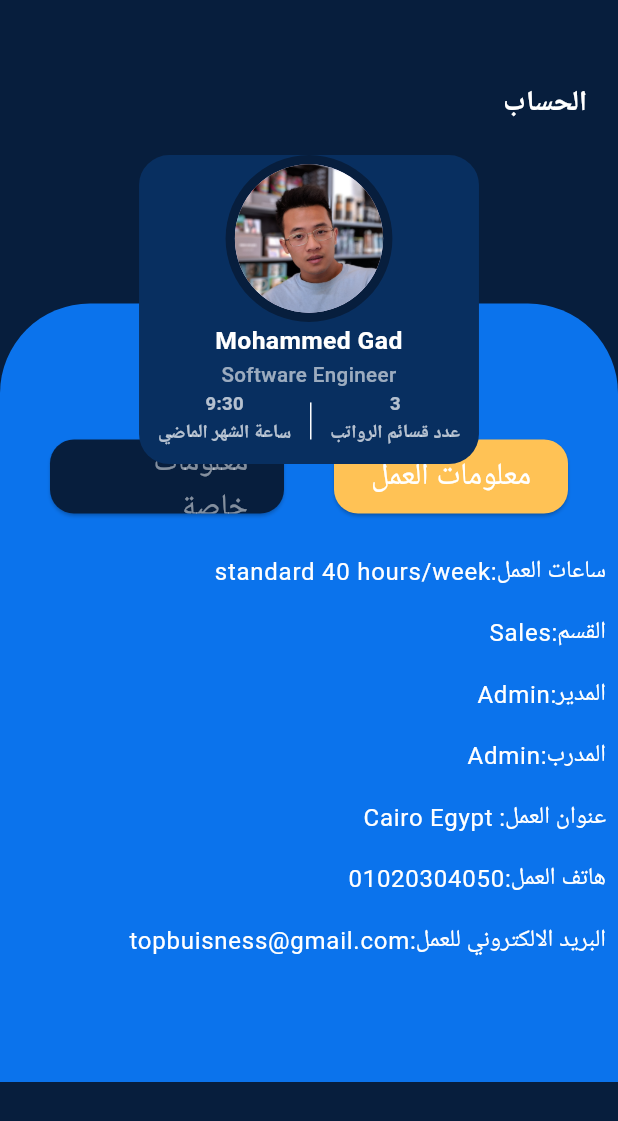
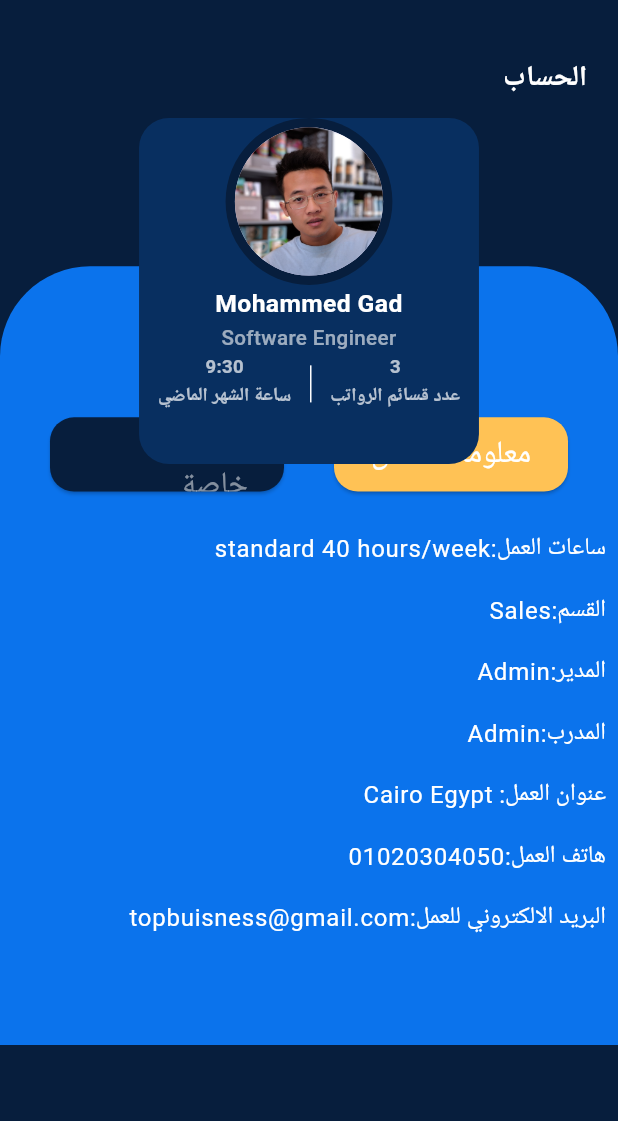
Before and after one commit to TopBusiness-Flutter-Projects/tophr, a Flutter app: the AccountTab screen opened directly, on a phone screen of 412 x 824 dp. Shown: the top 1121 px of the screen. Run offline on Flutter 3.47's test engine with Material 3 defaults, Android fonts, the light colour scheme and no system bars; our stand-ins replace bloc, dio, dropdown_button2, easy_localization, equatable, flutter_bloc and 10 more; accounts and stored records are empty; Roboto replaces fonts that are missing (Cairo); project files that could hold a hidden picture were left out.

Commit message:
done design

```diff
--- a/assets/lang/ar.json
+++ b/assets/lang/ar.json
@@ -109,6 +109,10 @@
   "salarySlips": "قسائم الراتب",
   "theBasic": "الاساسي",
   "add-ons": "الاضافات",
-  "deductions": "الاستقطاعات"
+  "deductions": "الاستقطاعات",
+  "expenses": "المصروفات",
+  "addAnExpense": "اضافة مصروف",
+  "addition": "اضافة",
+  "the_expense": "المصروف ج.م"
 
 }
--- a/assets/lang/en.json
+++ b/assets/lang/en.json
@@ -109,6 +109,10 @@
  "salarySlips": "Salary slips",
  "theBasic": "The basic",
  "add-ons": "Add-ons",
- "deductions": "Deductions"
+ "deductions": "Deductions",
+ "expenses": "Expenses",
+ "addAnExpense": "Add an expense",
+ "addition": "Add",
+ "the_expense": "The Expense E.G"
 
 }
--- a/lib/app.dart
+++ b/lib/app.dart
@@ -82,7 +82,6 @@ class TopHr extends StatelessWidget {
         debugShowCheckedModeBanner: false,
         title: AppStrings.appName,
         onGenerateRoute: AppRoutes.onGenerateRoute,
-
               );
                  },
                ),
--- a/lib/config/routes/app_routes.dart
+++ b/lib/config/routes/app_routes.dart
@@ -1,14 +1,12 @@
 
 import 'package:flutter/material.dart';
-import 'package:tophr/features/expenses/screens/expenses_screen.dart';
 import 'package:tophr/features/login/screens/login1.dart';
 import 'package:tophr/features/login/screens/login2.dart';
 import 'package:tophr/features/onboarding/screens/onboarding.dart';
 import 'package:tophr/features/salary/screens/salary_slip_screen.dart';
 import 'package:tophr/features/vacations/screens/vacations_screen.dart';
-import '../../core/models/product_model.dart';
-import '../../core/models/shipment_model.dart';
 import '../../core/utils/app_strings.dart';
+import '../../features/home/expenses/screens/expenses.dart';
 import '../../features/home/sallary/screens/sallay_screen.dart';
 import '../../features/home/screens/home_screen.dart';
 import '../../features/home/vacations/vacations.dart';
--- a/lib/core/widgets/custom_textfield.dart
+++ b/lib/core/widgets/custom_textfield.dart
@@ -23,7 +23,7 @@ class CustomTextField extends StatelessWidget {
     this.readOnly = false,
     this.onTap,
     this.contentPadding =
-        const EdgeInsets.symmetric(vertical: 0, horizontal: 14), this.horizantalTape=20,
+        const EdgeInsets.symmetric(vertical: 0, horizontal: 10), this.horizantalTape=15,
   }) : super(key: key);
   final Widget? suffixWidget;
   final bool readOnly;
@@ -54,7 +54,7 @@ class CustomTextField extends StatelessWidget {
         keyboardType: textInputType,
         obscureText: isPassword,
         enabled: isEnable,
-        textAlign: TextAlign.start,
+        textAlign: TextAlign.end,
         style: const TextStyle(fontSize: 14,color: AppColors.white),
         decoration: InputDecoration(
           contentPadding: contentPadding,
--- a/lib/features/expenses/screens/expenses_screen.dart
+++ /dev/null
@@ -1,24 +0,0 @@
-import 'package:flutter/material.dart';
-import 'package:sizer/sizer.dart';
-import 'package:tophr/core/utils/app_colors.dart';
-
-import '../../../core/widgets/custom_arrow_back.dart';
-
-class ExpensesScreen extends StatelessWidget {
-  const ExpensesScreen({super.key});
-
-  @override
-  Widget build(BuildContext context) {
-    return Scaffold(
-        backgroundColor: AppColors.primary,
-        body: Column(
-          children: [
-            SizedBox(height: 5.h,),
-            CustomArrowBack(onPressed: () {
-              Navigator.pop(context);
-            })
-          ],
-        ),
-    );
-  }
-}
--- a/lib/features/home/expenses/cubit/expenses_cubit.dart
+++ b/lib/features/home/expenses/cubit/expenses_cubit.dart
@@ -3,6 +3,7 @@ import 'package:flutter_bloc/flutter_bloc.dart';
 import 'package:meta/meta.dart';
 
 import '../../../../core/remote/service_api.dart';
+import '../screens/widgets/expenses_grid.dart';
 
 part 'expenses_state.dart';
 
@@ -10,5 +11,11 @@ class ExpensesCubit extends Cubit<ExpensesState> {
   ExpensesCubit(this.api) : super(ExpensesInitial());
   ServiceApi api;
   static ExpensesCubit get(context) => BlocProvider.of(context);
-
+  final List<ExpenseItem> expenses = [
+    ExpenseItem('مصروفات الكهرباء', 850),
+    ExpenseItem('مصروفات الغاز', 450),
+    ExpenseItem('مصروفات المشتريات', 2850),
+    ExpenseItem('مصروفات الماء', 250),
+    ExpenseItem('مصروفات رواتب الموظفين', 55500),
+  ];
 }
--- a/lib/features/home/sallary/screens/widgets/sallary_item.dart
+++ b/lib/features/home/sallary/screens/widgets/sallary_item.dart
@@ -18,10 +18,7 @@ class SalaryItem extends StatelessWidget {
             title,
             style: TextStyle(color: Colors.white, fontSize: 14),
           ),
-          Text(
-            amount,
-            style: TextStyle(color: Colors.white, fontSize: 14),
-          ),
+          Text(amount, style: TextStyle(color: Colors.white, fontSize: 14),),
         ],
       ),
     );
--- a/lib/features/home/tabs/account_tab.dart
+++ b/lib/features/home/tabs/account_tab.dart
@@ -36,9 +36,9 @@ class _AccountTabState extends State<AccountTab> with TickerProviderStateMixin {
       backgroundColor: AppColors.primary,
       body: Column(
         children: [
-          SizedBox(height: 4.h),
+          SizedBox(height: 3.h),
           Padding(
-            padding: EdgeInsets.symmetric(horizontal: 5.w, vertical: 3.h),
+            padding: EdgeInsets.symmetric(horizontal: 5.w, vertical: 2.h),
             child: Row(
               children: [
                 Text(
@@ -51,6 +51,8 @@ class _AccountTabState extends State<AccountTab> with TickerProviderStateMixin {
          // SizedBox(height: 0.h,),
           Stack(
             children: [
+              SizedBox(height:20.h),
+
               SizedBox(
                // color: Colors.cyan,
                 height: 75.h,
@@ -74,24 +76,27 @@ class _AccountTabState extends State<AccountTab> with TickerProviderStateMixin {
                         children: [
 
                        ...List.generate(2, (index) =>
-                       CustomButton(
+                       Padding(
+                         padding: const EdgeInsets.only( top: 10.0),
+                         child: CustomButton(
                            backgroundColor:cubit.accountTabsCurrentIndex==index?AppColors.lightYellow :AppColors.primary,
                            textColor:cubit.accountTabsCurrentIndex==index? AppColors.white:AppColors.white.withOpacity(0.5),
                            text:index==0? "job_information":"private_information",
                            height: 6.h,
                            fontSize: 15.sp,
                            onPressed: () {
-                           // cubit.changeAccountTabs(index);
+                              cubit.changeAccountTabs(index);
                              // print("job index = ${cubit.accountTabsCurrentIndex}");
                               tabController.animateTo(index);
-                         },),)
+                           },),
+                       ),)
                       ],),
                       Padding(
                         padding: const EdgeInsets.only(top: 18.0),
                         child: SizedBox(
                           height:40.h,
                             child: TabBarView(
-                              controller:tabController ,
+                              controller:tabController,
                               children: [
                                JobInformation(),//red
                                 PrivateInformation()//green
@@ -105,9 +110,9 @@ class _AccountTabState extends State<AccountTab> with TickerProviderStateMixin {
                 ),
               ),
               Align(
-                alignment: Alignment.center,
+                alignment: Alignment.topCenter,
                 child: Container(
-                  height:25.h,
+                  height:28.h,
                   width: 55.w,
                   decoration: BoxDecoration(
                     color: AppColors.blue2,
```
Also changed, not shown: lib/features/home/expenses/screens/expenses.dart (+5 -39 lines), lib/features/home/expenses/screens/widgets/expenses_grid.dart (added, +167 -0 lines), lib/features/home/sallary/screens/widgets/salary_details_bottom_sheet.dart (+5 -5 lines). Lines whose indentation alone changed are shown as unchanged.
